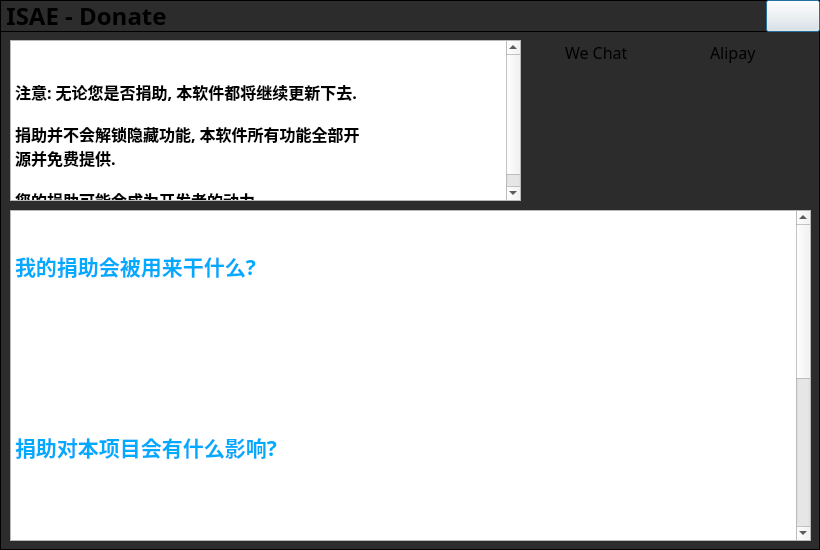
Before: the Qt Designer form src/app/DonateWindow.ui in Reverier-Xu/ISAE, drawn with Qt 5.
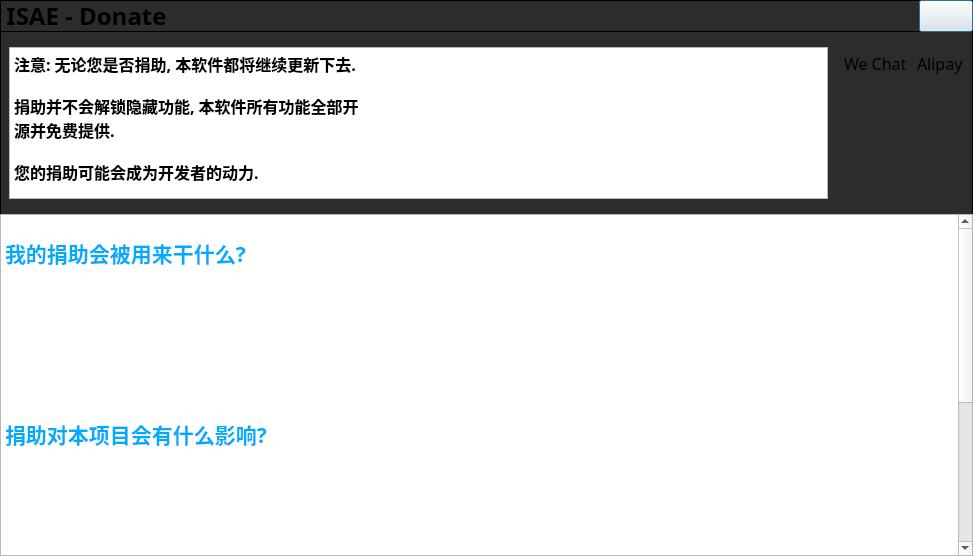
After: the same form once the commit is applied. Icons and pictures are not drawn.

Diff of the .ui file:
```diff
--- a/src/app/DonateWindow.ui
+++ b/src/app/DonateWindow.ui
@@ -6,8 +6,8 @@
             <rect>
                 <x>0</x>
                 <y>0</y>
-                <width>820</width>
-                <height>550</height>
+    <width>973</width>
+    <height>556</height>
             </rect>
         </property>
         <property name="windowTitle">
@@ -20,15 +20,21 @@
                 }
             </string>
         </property>
+  <layout class="QVBoxLayout" name="verticalLayout">
+   <property name="leftMargin">
+    <number>0</number>
+   </property>
+   <property name="topMargin">
+    <number>0</number>
+   </property>
+   <property name="rightMargin">
+    <number>0</number>
+   </property>
+   <property name="bottomMargin">
+    <number>0</number>
+   </property>
+   <item>
         <widget class="QWidget" name="titleLayout" native="true">
-            <property name="geometry">
-                <rect>
-                    <x>0</x>
-                    <y>0</y>
-                    <width>820</width>
-                    <height>32</height>
-                </rect>
-            </property>
             <property name="font">
                 <font>
                     <family>文泉驿等宽微米黑</family>
@@ -150,15 +156,18 @@
                 </item>
             </layout>
         </widget>
-        <widget class="QTextEdit" name="textEdit">
-            <property name="geometry">
-                <rect>
-                    <x>10</x>
-                    <y>210</y>
-                    <width>801</width>
-                    <height>331</height>
-                </rect>
-            </property>
+   </item>
+   <item>
+    <widget class="QWidget" name="donateLayouts" native="true">
+     <property name="maximumSize">
+      <size>
+       <width>16777215</width>
+       <height>170</height>
+      </size>
+     </property>
+     <layout class="QHBoxLayout" name="horizontalLayout_2">
+      <item>
+       <widget class="QTextEdit" name="infoText">
             <property name="font">
                 <font>
                     <family>文泉驿等宽微米黑</family>
@@ -166,138 +175,39 @@
             </property>
             <property name="html">
                 <string>&lt;!DOCTYPE HTML PUBLIC &quot;-//W3C//DTD HTML 4.0//EN&quot; &quot;http://www.w3.org/TR/REC-html40/strict.dtd&quot;&gt;
-                    &lt;html&gt;&lt;head&gt;&lt;meta name=&quot;qrichtext&quot; content=&quot;1&quot; /&gt;&lt;style
-                    type=&quot;text/css&quot;&gt;
-                    p, li { white-space: pre-wrap; }
-                    &lt;/style&gt;&lt;/head&gt;&lt;body style=&quot; font-family:'文泉驿等宽微米黑'; font-size:10pt;
-                    font-weight:400; font-style:normal;&quot;&gt;
-                    &lt;p style=&quot; margin-top:0px; margin-bottom:0px; margin-left:0px; margin-right:0px;
-                    -qt-block-indent:0; text-indent:0px;&quot;&gt;&lt;span style=&quot; font-family:'思源黑体 CN';
-                    font-size:16pt; font-weight:600; color:#00aaff;&quot;&gt;我的捐助会被用来干什么?&lt;/span&gt;&lt;/p&gt;
-                    &lt;p style=&quot; margin-top:0px; margin-bottom:0px; margin-left:0px; margin-right:0px;
-                    -qt-block-indent:0; text-indent:0px;&quot;&gt;&lt;span style=&quot; font-family:'思源黑体 CN';
-                    font-size:12pt; color:#00aaff;&quot;&gt; &lt;/span&gt;&lt;/p&gt;
-                    &lt;p style=&quot; margin-top:0px; margin-bottom:0px; margin-left:0px; margin-right:0px;
-                    -qt-block-indent:0; text-indent:0px;&quot;&gt;&lt;span style=&quot; font-family:'思源黑体 CN';
-                    font-size:12pt; color:#ffffff;&quot;&gt;为开发者买一些咖啡, 或者改善一下开发者的生活水平 (作为收入的一部分).&lt;/span&gt;&lt;/p&gt;
-                    &lt;p style=&quot;-qt-paragraph-type:empty; margin-top:0px; margin-bottom:0px; margin-left:0px;
-                    margin-right:0px; -qt-block-indent:0; text-indent:0px; font-family:'思源黑体 CN'; font-size:12pt;
-                    color:#ffffff;&quot;&gt;&lt;br /&gt;&lt;/p&gt;
-                    &lt;p style=&quot; margin-top:0px; margin-bottom:0px; margin-left:0px; margin-right:0px;
-                    -qt-block-indent:0; text-indent:0px;&quot;&gt;&lt;span style=&quot; font-family:'思源黑体 CN';
-                    font-size:12pt; color:#ffffff;&quot;&gt;如您所见, ISAE会有在线功能, 今后也可能提供统一的团队平台与Wiki共享平台.&lt;/span&gt;&lt;/p&gt;
-                    &lt;p style=&quot;-qt-paragraph-type:empty; margin-top:0px; margin-bottom:0px; margin-left:0px;
-                    margin-right:0px; -qt-block-indent:0; text-indent:0px; font-family:'思源黑体 CN'; font-size:12pt;
-                    color:#ffffff;&quot;&gt;&lt;br /&gt;&lt;/p&gt;
-                    &lt;p style=&quot; margin-top:0px; margin-bottom:0px; margin-left:0px; margin-right:0px;
-                    -qt-block-indent:0; text-indent:0px;&quot;&gt;&lt;span style=&quot; font-family:'思源黑体 CN';
-                    font-size:12pt; color:#ffffff;&quot;&gt;届时, 您的捐助将被优先用来维护和续费服务器.&lt;/span&gt;&lt;/p&gt;
-                    &lt;p style=&quot;-qt-paragraph-type:empty; margin-top:0px; margin-bottom:0px; margin-left:0px;
-                    margin-right:0px; -qt-block-indent:0; text-indent:0px; font-family:'思源黑体 CN'; font-size:12pt;
-                    color:#ffffff;&quot;&gt;&lt;br /&gt;&lt;/p&gt;
-                    &lt;p style=&quot; margin-top:0px; margin-bottom:0px; margin-left:0px; margin-right:0px;
-                    -qt-block-indent:0; text-indent:0px;&quot;&gt;&lt;span style=&quot; font-family:'思源黑体 CN';
-                    font-size:16pt; font-weight:600; color:#00aaff;&quot;&gt;捐助对本项目会有什么影响?&lt;/span&gt;&lt;/p&gt;
-                    &lt;p style=&quot;-qt-paragraph-type:empty; margin-top:0px; margin-bottom:0px; margin-left:0px;
-                    margin-right:0px; -qt-block-indent:0; text-indent:0px; font-family:'思源黑体 CN'; font-size:12pt;
-                    color:#ffffff;&quot;&gt;&lt;br /&gt;&lt;/p&gt;
-                    &lt;p style=&quot; margin-top:0px; margin-bottom:0px; margin-left:0px; margin-right:0px;
-                    -qt-block-indent:0; text-indent:0px;&quot;&gt;&lt;span style=&quot; font-family:'思源黑体 CN';
-                    font-size:12pt; color:#ffffff;&quot;&gt;不会有很大的影响. 本项目无论是否收到捐助, 都会在开发者力所能及的情况下进行维护和新功能的开发.&lt;/span&gt;&lt;/p&gt;
-                    &lt;p style=&quot;-qt-paragraph-type:empty; margin-top:0px; margin-bottom:0px; margin-left:0px;
-                    margin-right:0px; -qt-block-indent:0; text-indent:0px; font-family:'思源黑体 CN'; font-size:12pt;
-                    color:#ffffff;&quot;&gt;&lt;br /&gt;&lt;/p&gt;
-                    &lt;p style=&quot; margin-top:0px; margin-bottom:0px; margin-left:0px; margin-right:0px;
-                    -qt-block-indent:0; text-indent:0px;&quot;&gt;&lt;span style=&quot; font-family:'思源黑体 CN';
-                    font-size:12pt; color:#ffffff;&quot;&gt;资金不足时, 可能会影响到Wiki和统一团队平台 (将来如果有此计划) 的运营.&lt;/span&gt;&lt;/p&gt;
-                    &lt;p style=&quot;-qt-paragraph-type:empty; margin-top:0px; margin-bottom:0px; margin-left:0px;
-                    margin-right:0px; -qt-block-indent:0; text-indent:0px; font-family:'思源黑体 CN'; font-size:12pt;
-                    color:#ffffff;&quot;&gt;&lt;br /&gt;&lt;/p&gt;
-                    &lt;p style=&quot; margin-top:0px; margin-bottom:0px; margin-left:0px; margin-right:0px;
-                    -qt-block-indent:0; text-indent:0px;&quot;&gt;&lt;span style=&quot; font-family:'思源黑体 CN';
-                    font-size:12pt; color:#ffffff;&quot;&gt;本软件的目的是给信息安全学习者/从业者提供一些工具集成, 不必受限于网络环境, 而更加轻松的进行数据处理和安全审计.
-                    所以线上功能永远不会成为本项目的重点. 本项目的所有实用功能都将以离线的方式提供. 因此不用担心服务器问题对软件使用造成的影响.&lt;/span&gt;&lt;/p&gt;
-                    &lt;p style=&quot;-qt-paragraph-type:empty; margin-top:0px; margin-bottom:0px; margin-left:0px;
-                    margin-right:0px; -qt-block-indent:0; text-indent:0px; font-family:'思源黑体 CN'; font-size:12pt;
-                    color:#ffffff;&quot;&gt;&lt;br /&gt;&lt;/p&gt;
-                    &lt;p style=&quot; margin-top:0px; margin-bottom:0px; margin-left:0px; margin-right:0px;
-                    -qt-block-indent:0; text-indent:0px;&quot;&gt;&lt;span style=&quot; font-family:'思源黑体 CN';
-                    font-size:12pt; color:#ffffff;&quot;&gt;计划团队共享平台的开发时, 我们会直接提供共享平台的自动化部署脚本, 帮您在自己的服务器上简单的搭建一个共享平台.
-                    统一共享平台仅作为您在没有可用服务器时需要团队合作的一个选项.&lt;/span&gt;&lt;/p&gt;
-                    &lt;p style=&quot;-qt-paragraph-type:empty; margin-top:0px; margin-bottom:0px; margin-left:0px;
-                    margin-right:0px; -qt-block-indent:0; text-indent:0px; font-family:'思源黑体 CN'; font-size:12pt;
-                    color:#ffffff;&quot;&gt;&lt;br /&gt;&lt;/p&gt;
-                    &lt;p style=&quot; margin-top:0px; margin-bottom:0px; margin-left:0px; margin-right:0px;
-                    -qt-block-indent:0; text-indent:0px;&quot;&gt;&lt;span style=&quot; font-family:'思源黑体 CN';
-                    font-size:16pt; font-weight:600; color:#00aaff;&quot;&gt;本软件存在付费版本吗?&lt;/span&gt;&lt;/p&gt;
-                    &lt;p style=&quot;-qt-paragraph-type:empty; margin-top:0px; margin-bottom:0px; margin-left:0px;
-                    margin-right:0px; -qt-block-indent:0; text-indent:0px; font-family:'思源黑体 CN'; font-size:12pt;
-                    color:#ffffff;&quot;&gt;&lt;br /&gt;&lt;/p&gt;
-                    &lt;p style=&quot; margin-top:0px; margin-bottom:0px; margin-left:0px; margin-right:0px;
-                    -qt-block-indent:0; text-indent:0px;&quot;&gt;&lt;span style=&quot; font-family:'思源黑体 CN';
-                    font-size:12pt; color:#ffffff;&quot;&gt;不存在. 本软件的代码完全开源, 各个组件尽力做到能够再次使用并支持剥离出来作为单独程序提供.
-                    如果你对本软件的开发有意见反馈或者想一起为这个项目做出贡献, 欢迎到GitHub的项目平台上提交issue和Pull Request.&lt;/span&gt;&lt;/p&gt;
-                    &lt;p style=&quot;-qt-paragraph-type:empty; margin-top:0px; margin-bottom:0px; margin-left:0px;
-                    margin-right:0px; -qt-block-indent:0; text-indent:0px; font-family:'思源黑体 CN'; font-size:12pt;
-                    color:#ffffff;&quot;&gt;&lt;br /&gt;&lt;/p&gt;&lt;/body&gt;&lt;/html&gt;
-                </string>
+&lt;html&gt;&lt;head&gt;&lt;meta name=&quot;qrichtext&quot; content=&quot;1&quot; /&gt;&lt;style type=&quot;text/css&quot;&gt;
+p, li { white-space: pre-wrap; }
+&lt;/style&gt;&lt;/head&gt;&lt;body style=&quot; font-family:'文泉驿等宽微米黑'; font-size:10pt; font-weight:400; font-style:normal;&quot;&gt;
+&lt;p style=&quot; margin-top:0px; margin-bottom:0px; margin-left:0px; margin-right:0px; -qt-block-indent:0; text-indent:0px;&quot;&gt;&lt;span style=&quot; font-family:'思源黑体 CN'; font-size:12pt; font-weight:600;&quot;&gt;注意: 无论您是否捐助, 本软件都将继续更新下去.&lt;/span&gt;&lt;/p&gt;
+&lt;p style=&quot;-qt-paragraph-type:empty; margin-top:0px; margin-bottom:0px; margin-left:0px; margin-right:0px; -qt-block-indent:0; text-indent:0px;&quot;&gt;&lt;br /&gt;&lt;/p&gt;
+&lt;p style=&quot; margin-top:0px; margin-bottom:0px; margin-left:0px; margin-right:0px; -qt-block-indent:0; text-indent:0px;&quot;&gt;&lt;span style=&quot; font-family:'思源黑体 CN'; font-size:12pt; font-weight:600;&quot;&gt;捐助并不会解锁隐藏功能, 本软件所有功能全部开&lt;/span&gt;&lt;/p&gt;
+&lt;p style=&quot; margin-top:0px; margin-bottom:0px; margin-left:0px; margin-right:0px; -qt-block-indent:0; text-indent:0px;&quot;&gt;&lt;span style=&quot; font-family:'思源黑体 CN'; font-size:12pt; font-weight:600;&quot;&gt;源并免费提供.&lt;/span&gt;&lt;/p&gt;
+&lt;p style=&quot;-qt-paragraph-type:empty; margin-top:0px; margin-bottom:0px; margin-left:0px; margin-right:0px; -qt-block-indent:0; text-indent:0px;&quot;&gt;&lt;br /&gt;&lt;/p&gt;
+&lt;p style=&quot; margin-top:0px; margin-bottom:0px; margin-left:0px; margin-right:0px; -qt-block-indent:0; text-indent:0px;&quot;&gt;&lt;span style=&quot; font-family:'思源黑体 CN'; font-size:12pt; font-weight:600;&quot;&gt;您的捐助可能会成为开发者的动力.&lt;/span&gt;&lt;/p&gt;&lt;/body&gt;&lt;/html&gt;</string>
             </property>
             <property name="textInteractionFlags">
                 <set>Qt::TextSelectableByMouse</set>
             </property>
         </widget>
-        <widget class="QLabel" name="alipay">
-            <property name="geometry">
-                <rect>
-                    <x>680</x>
-                    <y>75</y>
-                    <width>120</width>
-                    <height>120</height>
-                </rect>
-            </property>
-            <property name="styleSheet">
-                <string notr="true"/>
-            </property>
-            <property name="text">
-                <string/>
-            </property>
-            <property name="pixmap">
-                <pixmap resource="../resources/app.qrc">:/assets/alipay.png</pixmap>
-            </property>
-            <property name="scaledContents">
-                <bool>true</bool>
-            </property>
-        </widget>
-        <widget class="QLabel" name="wechatpay">
-            <property name="geometry">
-                <rect>
-                    <x>540</x>
-                    <y>75</y>
-                    <width>120</width>
-                    <height>120</height>
-                </rect>
-            </property>
-            <property name="styleSheet">
-                <string notr="true"/>
-            </property>
-            <property name="text">
-                <string/>
-            </property>
-            <property name="pixmap">
-                <pixmap resource="../resources/app.qrc">:/assets/wechatpay.png</pixmap>
-            </property>
-            <property name="scaledContents">
-                <bool>true</bool>
-            </property>
-        </widget>
+      </item>
+      <item>
+       <layout class="QGridLayout" name="gridLayout">
+        <property name="leftMargin">
+         <number>10</number>
+        </property>
+        <property name="horizontalSpacing">
+         <number>10</number>
+        </property>
+        <property name="verticalSpacing">
+         <number>0</number>
+        </property>
+        <item row="0" column="0">
         <widget class="QLabel" name="wechatLabel">
-            <property name="geometry">
-                <rect>
-                    <x>565</x>
-                    <y>40</y>
-                    <width>71</width>
-                    <height>24</height>
-                </rect>
+          <property name="maximumSize">
+           <size>
+            <width>16777215</width>
+            <height>32</height>
+           </size>
             </property>
             <property name="font">
                 <font>
@@ -309,14 +219,14 @@
                 <string>We Chat</string>
             </property>
         </widget>
+        </item>
+        <item row="0" column="1">
         <widget class="QLabel" name="alipayLabel">
-            <property name="geometry">
-                <rect>
-                    <x>710</x>
-                    <y>40</y>
-                    <width>61</width>
-                    <height>24</height>
-                </rect>
+          <property name="maximumSize">
+           <size>
+            <width>16777215</width>
+            <height>32</height>
+           </size>
             </property>
             <property name="font">
                 <font>
@@ -328,15 +238,58 @@
                 <string>Alipay</string>
             </property>
         </widget>
-        <widget class="QTextEdit" name="infoText">
-            <property name="geometry">
-                <rect>
-                    <x>10</x>
-                    <y>40</y>
-                    <width>511</width>
-                    <height>161</height>
-                </rect>
-            </property>
+        </item>
+        <item row="1" column="0">
+         <widget class="QLabel" name="wechatpay">
+          <property name="maximumSize">
+           <size>
+            <width>120</width>
+            <height>120</height>
+           </size>
+          </property>
+          <property name="styleSheet">
+           <string notr="true"/>
+          </property>
+          <property name="text">
+           <string/>
+          </property>
+          <property name="pixmap">
+           <pixmap resource="../resources/app.qrc">:/assets/wechatpay.png</pixmap>
+          </property>
+          <property name="scaledContents">
+           <bool>true</bool>
+          </property>
+         </widget>
+        </item>
+        <item row="1" column="1">
+         <widget class="QLabel" name="alipay">
+          <property name="maximumSize">
+           <size>
+            <width>120</width>
+            <height>120</height>
+           </size>
+          </property>
+          <property name="styleSheet">
+           <string notr="true"/>
+          </property>
+          <property name="text">
+           <string/>
+          </property>
+          <property name="pixmap">
+           <pixmap resource="../resources/app.qrc">:/assets/alipay.png</pixmap>
+          </property>
+          <property name="scaledContents">
+           <bool>true</bool>
+          </property>
+         </widget>
+        </item>
+       </layout>
+      </item>
+     </layout>
+    </widget>
+   </item>
+   <item>
+    <widget class="QTextEdit" name="textEdit">
             <property name="font">
                 <font>
                     <family>文泉驿等宽微米黑</family>
@@ -344,35 +297,42 @@
             </property>
             <property name="html">
                 <string>&lt;!DOCTYPE HTML PUBLIC &quot;-//W3C//DTD HTML 4.0//EN&quot; &quot;http://www.w3.org/TR/REC-html40/strict.dtd&quot;&gt;
-                    &lt;html&gt;&lt;head&gt;&lt;meta name=&quot;qrichtext&quot; content=&quot;1&quot; /&gt;&lt;style
-                    type=&quot;text/css&quot;&gt;
-                    p, li { white-space: pre-wrap; }
-                    &lt;/style&gt;&lt;/head&gt;&lt;body style=&quot; font-family:'文泉驿等宽微米黑'; font-size:10pt;
-                    font-weight:400; font-style:normal;&quot;&gt;
-                    &lt;p style=&quot; margin-top:0px; margin-bottom:0px; margin-left:0px; margin-right:0px;
-                    -qt-block-indent:0; text-indent:0px;&quot;&gt;&lt;span style=&quot; font-family:'思源黑体 CN';
-                    font-size:12pt; font-weight:600;&quot;&gt;注意: 无论您是否捐助, 本软件都将继续更新下去.&lt;/span&gt;&lt;/p&gt;
-                    &lt;p style=&quot;-qt-paragraph-type:empty; margin-top:0px; margin-bottom:0px; margin-left:0px;
-                    margin-right:0px; -qt-block-indent:0; text-indent:0px; font-family:'思源黑体 CN'; font-size:12pt;
-                    font-weight:600;&quot;&gt;&lt;br /&gt;&lt;/p&gt;
-                    &lt;p style=&quot; margin-top:0px; margin-bottom:0px; margin-left:0px; margin-right:0px;
-                    -qt-block-indent:0; text-indent:0px;&quot;&gt;&lt;span style=&quot; font-family:'思源黑体 CN';
-                    font-size:12pt; font-weight:600;&quot;&gt;捐助并不会解锁隐藏功能, 本软件所有功能全部开&lt;/span&gt;&lt;/p&gt;
-                    &lt;p style=&quot; margin-top:0px; margin-bottom:0px; margin-left:0px; margin-right:0px;
-                    -qt-block-indent:0; text-indent:0px;&quot;&gt;&lt;span style=&quot; font-family:'思源黑体 CN';
-                    font-size:12pt; font-weight:600;&quot;&gt;源并免费提供.&lt;/span&gt;&lt;/p&gt;
-                    &lt;p style=&quot;-qt-paragraph-type:empty; margin-top:0px; margin-bottom:0px; margin-left:0px;
-                    margin-right:0px; -qt-block-indent:0; text-indent:0px; font-family:'思源黑体 CN'; font-size:12pt;
-                    font-weight:600;&quot;&gt;&lt;br /&gt;&lt;/p&gt;
-                    &lt;p style=&quot; margin-top:0px; margin-bottom:0px; margin-left:0px; margin-right:0px;
-                    -qt-block-indent:0; text-indent:0px;&quot;&gt;&lt;span style=&quot; font-family:'思源黑体 CN';
-                    font-size:12pt; font-weight:600;&quot;&gt;您的捐助可能会成为开发者的动力.&lt;/span&gt;&lt;/p&gt;&lt;/body&gt;&lt;/html&gt;
-                </string>
+&lt;html&gt;&lt;head&gt;&lt;meta name=&quot;qrichtext&quot; content=&quot;1&quot; /&gt;&lt;style type=&quot;text/css&quot;&gt;
+p, li { white-space: pre-wrap; }
+&lt;/style&gt;&lt;/head&gt;&lt;body style=&quot; font-family:'文泉驿等宽微米黑'; font-size:10pt; font-weight:400; font-style:normal;&quot;&gt;
+&lt;p style=&quot; margin-top:0px; margin-bottom:0px; margin-left:0px; margin-right:0px; -qt-block-indent:0; text-indent:0px;&quot;&gt;                    &lt;/p&gt;
+&lt;p style=&quot; margin-top:0px; margin-bottom:0px; margin-left:0px; margin-right:0px; -qt-block-indent:0; text-indent:0px;&quot;&gt;&lt;span style=&quot; font-family:'思源黑体 CN'; font-size:16pt; font-weight:600; color:#00aaff;&quot;&gt;我的捐助会被用来干什么?&lt;/span&gt;                    &lt;/p&gt;
+&lt;p style=&quot; margin-top:0px; margin-bottom:0px; margin-left:0px; margin-right:0px; -qt-block-indent:0; text-indent:0px;&quot;&gt;&lt;span style=&quot; font-family:'思源黑体 CN'; font-size:12pt; color:#00aaff;&quot;&gt; &lt;/span&gt;                    &lt;/p&gt;
+&lt;p style=&quot; margin-top:0px; margin-bottom:0px; margin-left:0px; margin-right:0px; -qt-block-indent:0; text-indent:0px;&quot;&gt;&lt;span style=&quot; font-family:'思源黑体 CN'; font-size:12pt; color:#ffffff;&quot;&gt;为开发者买一些咖啡, 或者改善一下开发者的生活水平 (作为收入的一部分).&lt;/span&gt;                    &lt;/p&gt;
+&lt;p style=&quot; margin-top:0px; margin-bottom:0px; margin-left:0px; margin-right:0px; -qt-block-indent:0; text-indent:0px;&quot;&gt;                    &lt;/p&gt;
+&lt;p style=&quot; margin-top:0px; margin-bottom:0px; margin-left:0px; margin-right:0px; -qt-block-indent:0; text-indent:0px;&quot;&gt;&lt;span style=&quot; font-family:'思源黑体 CN'; font-size:12pt; color:#ffffff;&quot;&gt;如您所见, ISAE会有在线功能, 今后也可能提供统一的团队平台与Wiki共享平台.&lt;/span&gt;                    &lt;/p&gt;
+&lt;p style=&quot; margin-top:0px; margin-bottom:0px; margin-left:0px; margin-right:0px; -qt-block-indent:0; text-indent:0px;&quot;&gt;                    &lt;/p&gt;
+&lt;p style=&quot; margin-top:0px; margin-bottom:0px; margin-left:0px; margin-right:0px; -qt-block-indent:0; text-indent:0px;&quot;&gt;&lt;span style=&quot; font-family:'思源黑体 CN'; font-size:12pt; color:#ffffff;&quot;&gt;届时, 您的捐助将被优先用来维护和续费服务器.&lt;/span&gt;                    &lt;/p&gt;
+&lt;p style=&quot; margin-top:0px; margin-bottom:0px; margin-left:0px; margin-right:0px; -qt-block-indent:0; text-indent:0px;&quot;&gt;                    &lt;/p&gt;
+&lt;p style=&quot; margin-top:0px; margin-bottom:0px; margin-left:0px; margin-right:0px; -qt-block-indent:0; text-indent:0px;&quot;&gt;&lt;span style=&quot; font-family:'思源黑体 CN'; font-size:16pt; font-weight:600; color:#00aaff;&quot;&gt;捐助对本项目会有什么影响?&lt;/span&gt;                    &lt;/p&gt;
+&lt;p style=&quot; margin-top:0px; margin-bottom:0px; margin-left:0px; margin-right:0px; -qt-block-indent:0; text-indent:0px;&quot;&gt;                    &lt;/p&gt;
+&lt;p style=&quot; margin-top:0px; margin-bottom:0px; margin-left:0px; margin-right:0px; -qt-block-indent:0; text-indent:0px;&quot;&gt;&lt;span style=&quot; font-family:'思源黑体 CN'; font-size:12pt; color:#ffffff;&quot;&gt;不会有很大的影响. 本项目无论是否收到捐助, 都会在开发者力所能及的情况下进行维护和新功能的开发.&lt;/span&gt;                    &lt;/p&gt;
+&lt;p style=&quot; margin-top:0px; margin-bottom:0px; margin-left:0px; margin-right:0px; -qt-block-indent:0; text-indent:0px;&quot;&gt;                    &lt;/p&gt;
+&lt;p style=&quot; margin-top:0px; margin-bottom:0px; margin-left:0px; margin-right:0px; -qt-block-indent:0; text-indent:0px;&quot;&gt;&lt;span style=&quot; font-family:'思源黑体 CN'; font-size:12pt; color:#ffffff;&quot;&gt;资金不足时, 可能会影响到Wiki和统一团队平台 (将来如果有此计划) 的运营.&lt;/span&gt;                    &lt;/p&gt;
+&lt;p style=&quot; margin-top:0px; margin-bottom:0px; margin-left:0px; margin-right:0px; -qt-block-indent:0; text-indent:0px;&quot;&gt;                    &lt;/p&gt;
+&lt;p style=&quot; margin-top:0px; margin-bottom:0px; margin-left:0px; margin-right:0px; -qt-block-indent:0; text-indent:0px;&quot;&gt;&lt;span style=&quot; font-family:'思源黑体 CN'; font-size:12pt; color:#ffffff;&quot;&gt;本软件的目的是给信息安全学习者/从业者提供一些工具集成, 不必受限于网络环境, 而更加轻松的进行数据处理和安全审计.  &lt;/span&gt;&lt;/p&gt;
+&lt;p style=&quot; margin-top:0px; margin-bottom:0px; margin-left:0px; margin-right:0px; -qt-block-indent:0; text-indent:0px;&quot;&gt;&lt;span style=&quot; font-family:'思源黑体 CN'; font-size:12pt; color:#ffffff;&quot;&gt;所以线上功能永远不会成为本项目的重点. 本项目的所有实用功能都将以离线的方式提供. 因此不用担心服务器问题对软件使用造成的影响.&lt;/span&gt;                    &lt;/p&gt;
+&lt;p style=&quot; margin-top:0px; margin-bottom:0px; margin-left:0px; margin-right:0px; -qt-block-indent:0; text-indent:0px;&quot;&gt;                    &lt;/p&gt;
+&lt;p style=&quot; margin-top:0px; margin-bottom:0px; margin-left:0px; margin-right:0px; -qt-block-indent:0; text-indent:0px;&quot;&gt;&lt;span style=&quot; font-family:'思源黑体 CN'; font-size:12pt; color:#ffffff;&quot;&gt;计划团队共享平台的开发时, 我们会直接提供共享平台的自动化部署脚本, 帮您在自己的服务器上简单的搭建一个共享平台.&lt;/span&gt;&lt;/p&gt;
+&lt;p style=&quot; margin-top:0px; margin-bottom:0px; margin-left:0px; margin-right:0px; -qt-block-indent:0; text-indent:0px;&quot;&gt;&lt;span style=&quot; font-family:'思源黑体 CN'; font-size:12pt; color:#ffffff;&quot;&gt;统一共享平台仅作为您在没有可用服务器时需要团队合作的一个选项.&lt;/span&gt;                    &lt;/p&gt;
+&lt;p style=&quot; margin-top:0px; margin-bottom:0px; margin-left:0px; margin-right:0px; -qt-block-indent:0; text-indent:0px;&quot;&gt;                    &lt;/p&gt;
+&lt;p style=&quot; margin-top:0px; margin-bottom:0px; margin-left:0px; margin-right:0px; -qt-block-indent:0; text-indent:0px;&quot;&gt;&lt;span style=&quot; font-family:'思源黑体 CN'; font-size:16pt; font-weight:600; color:#00aaff;&quot;&gt;本软件存在付费版本吗?&lt;/span&gt;                    &lt;/p&gt;
+&lt;p style=&quot; margin-top:0px; margin-bottom:0px; margin-left:0px; margin-right:0px; -qt-block-indent:0; text-indent:0px;&quot;&gt;                    &lt;/p&gt;
+&lt;p style=&quot; margin-top:0px; margin-bottom:0px; margin-left:0px; margin-right:0px; -qt-block-indent:0; text-indent:0px;&quot;&gt;&lt;span style=&quot; font-family:'思源黑体 CN'; font-size:12pt; color:#ffffff;&quot;&gt;不存在. 本软件的代码完全开源, 各个组件尽力做到能够再次使用并支持剥离出来作为单独程序提供.&lt;/span&gt;&lt;/p&gt;
+&lt;p style=&quot; margin-top:0px; margin-bottom:0px; margin-left:0px; margin-right:0px; -qt-block-indent:0; text-indent:0px;&quot;&gt;&lt;span style=&quot; font-family:'思源黑体 CN'; font-size:12pt; color:#ffffff;&quot;&gt;如果你对本软件的开发有意见反馈或者想一起为这个项目做出贡献, 欢迎到GitHub的项目平台上提交issue和Pull Request.&lt;/span&gt;                    &lt;/p&gt;
+&lt;p style=&quot; margin-top:0px; margin-bottom:0px; margin-left:0px; margin-right:0px; -qt-block-indent:0; text-indent:0px;&quot;&gt;                &lt;/p&gt;&lt;/body&gt;&lt;/html&gt;</string>
             </property>
             <property name="textInteractionFlags">
                 <set>Qt::TextSelectableByMouse</set>
             </property>
         </widget>
+   </item>
+  </layout>
     </widget>
     <resources>
         <include location="../resources/app.qrc"/>
```
Left out of the diff: 5 changed lines with no effect on the pictures. Lines whose indentation alone changed are shown as unchanged.
